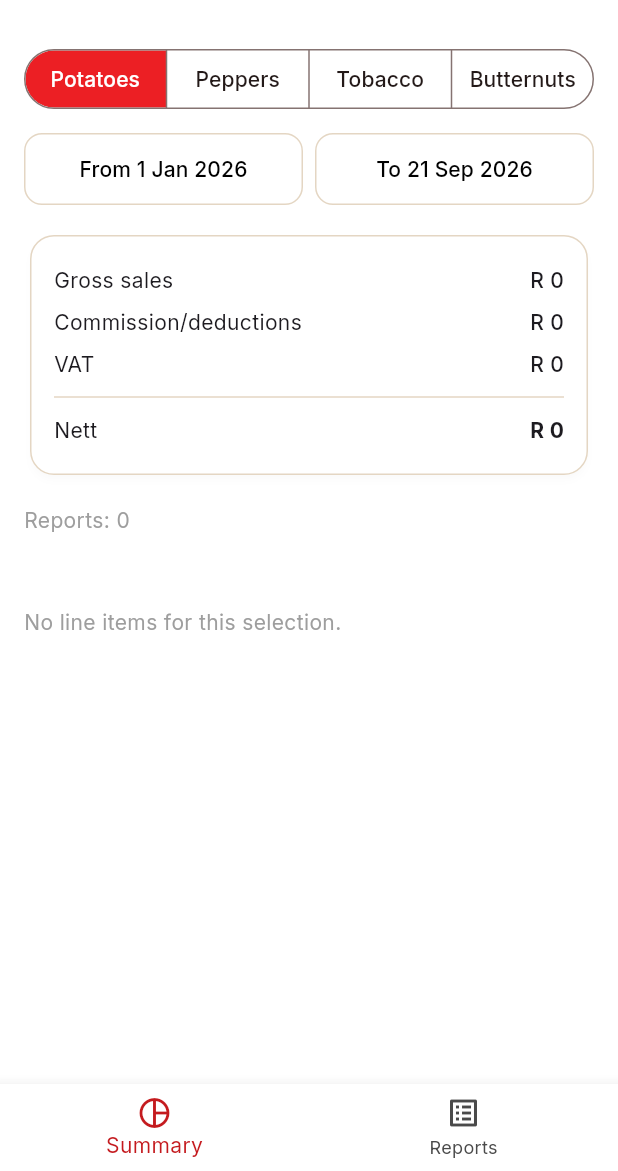
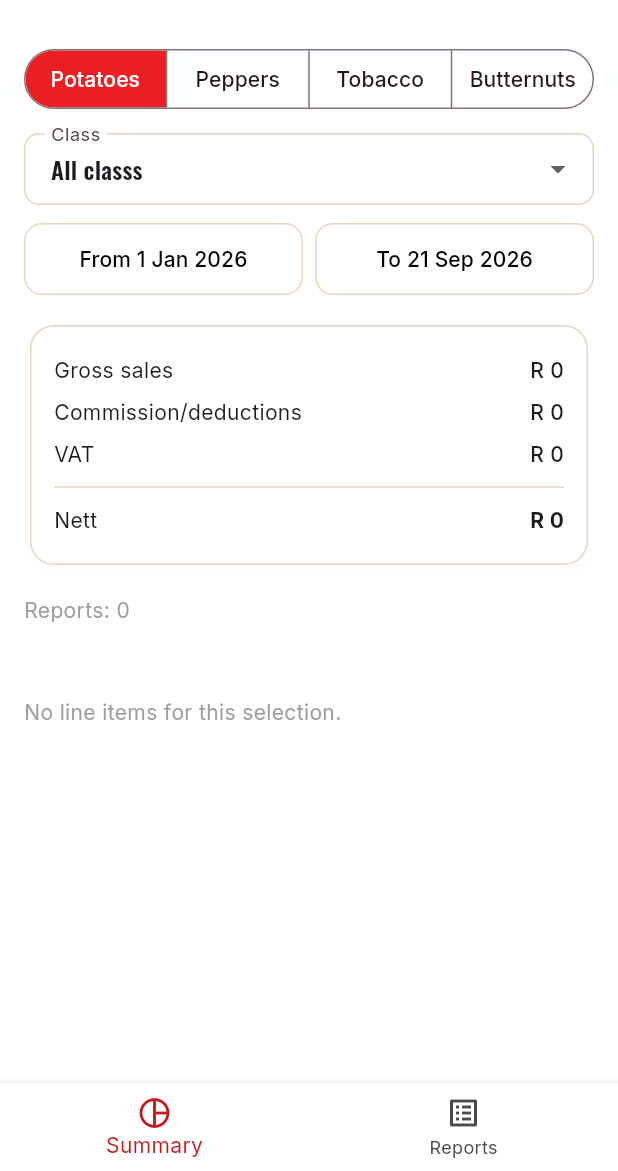
Before and after one commit to DFourie87/Nanini, a Flutter app: the SalesHomeScreen screen opened directly, on a phone screen of 412 x 824 dp, the part 65-1236 px from its top. Run offline on Flutter 3.47's test engine with Material 3 defaults, Android fonts, the phone set to English and light mode, and no system bars; our stand-ins replace csv, file_picker, fl_chart, flutter_map, google_fonts, latlong2 and 5 more; missing offline and left inert: excel; accounts and stored records are empty.

Commit message:
Add Class/Weight filter dropdown to Sales Summary
For categories with a second dimension (potato Class, pepper Weight),
Summary now shows a filter dropdown ("All classes"/"All weights" or a
specific option) that narrows the subcategory breakdown, pie chart,
and quantity table to just that class/weight. Resets to "All" when
switching category. The top Gross/Commission/VAT/Nett card is
report-level and stays unaffected by this line-item-level filter.

Co-Authored-By: Claude Sonnet 5 <noreply@anthropic.com>
Claude-Session: https://claude.ai/code/session_0154FLxM7bQ7qjn16GE6RHFv

```diff
--- a/nanini_app/lib/features/sales/sales_summary_screen.dart
+++ b/nanini_app/lib/features/sales/sales_summary_screen.dart
@@ -38,6 +38,7 @@ class _SalesSummaryScreenState extends State<SalesSummaryScreen> {
   SalesCategory category = kSalesCategories.first;
   DateTime from = DateTime(DateTime.now().year, 1, 1);
   DateTime to = DateTime.now();
+  String? classFilter;
   final deliveryRepo = DeliveryRepository();
 
   @override
@@ -80,13 +81,25 @@ class _SalesSummaryScreenState extends State<SalesSummaryScreen> {
                       ))
                   .toList(),
               selected: {category},
-              onSelectionChanged: (s) => setState(() => category = s.first),
+              onSelectionChanged: (s) => setState(() { category = s.first; classFilter = null; }),
               showSelectedIcon: false,
               style: SegmentedButton.styleFrom(
                 selectedBackgroundColor: NaniniColors.rust,
                 selectedForegroundColor: Colors.white,
               ),
             ),
+            if (category.hasClass) ...[
+              const SizedBox(height: 12),
+              DropdownButtonFormField<String?>(
+                initialValue: classFilter,
+                decoration: InputDecoration(labelText: category.classLabel),
+                items: [
+                  DropdownMenuItem(value: null, child: Text('All ${category.classLabel!.toLowerCase()}s')),
+                  ...category.classOptions!.map((c) => DropdownMenuItem(value: c, child: Text(c))),
+                ],
+                onChanged: (v) => setState(() => classFilter = v),
+              ),
+            ],
             const SizedBox(height: 12),
             Row(
               children: [
@@ -133,7 +146,7 @@ class _SalesSummaryScreenState extends State<SalesSummaryScreen> {
             FutureBuilder<List<SalesLineItem>>(
               future: widget.repo.fetchLineItemsForReports(reportIds),
               builder: (context, lineSnap) {
-                final lineItems = lineSnap.data ?? [];
+                final lineItems = (lineSnap.data ?? []).where((li) => classFilter == null || li.klass == classFilter).toList();
                 final bySubcat = <String, double>{};
                 for (final li in lineItems) {
                   final report = reportsById[li.reportId];
```
